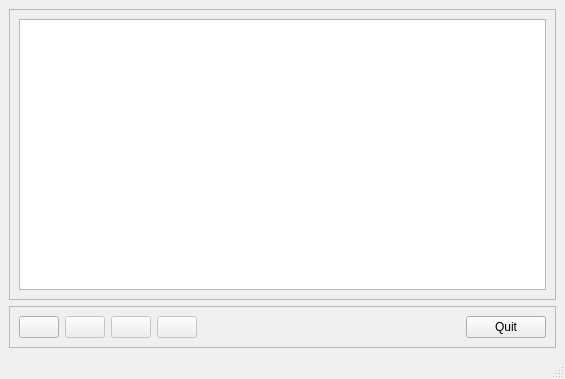
Qt form ui/main_radio.ui (graal101/Radio) before a commit.
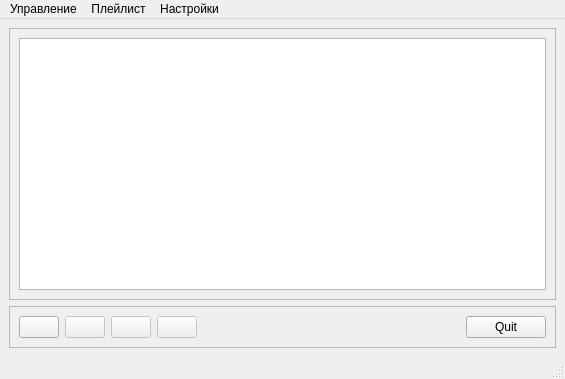
The same form after that commit. Icons and pictures are not drawn.

What changed in the file:
```diff
--- a/ui/main_radio.ui
+++ b/ui/main_radio.ui
@@ -168,6 +168,24 @@
      <height>23</height>
     </rect>
    </property>
+   <widget class="QMenu" name="menu">
+    <property name="title">
+     <string>Управление</string>
+    </property>
+   </widget>
+   <widget class="QMenu" name="menu_2">
+    <property name="title">
+     <string>Плейлист</string>
+    </property>
+   </widget>
+   <widget class="QMenu" name="menu_3">
+    <property name="title">
+     <string>Настройки</string>
+    </property>
+   </widget>
+   <addaction name="menu"/>
+   <addaction name="menu_2"/>
+   <addaction name="menu_3"/>
   </widget>
   <widget class="QStatusBar" name="statusbar"/>
  </widget>
```
